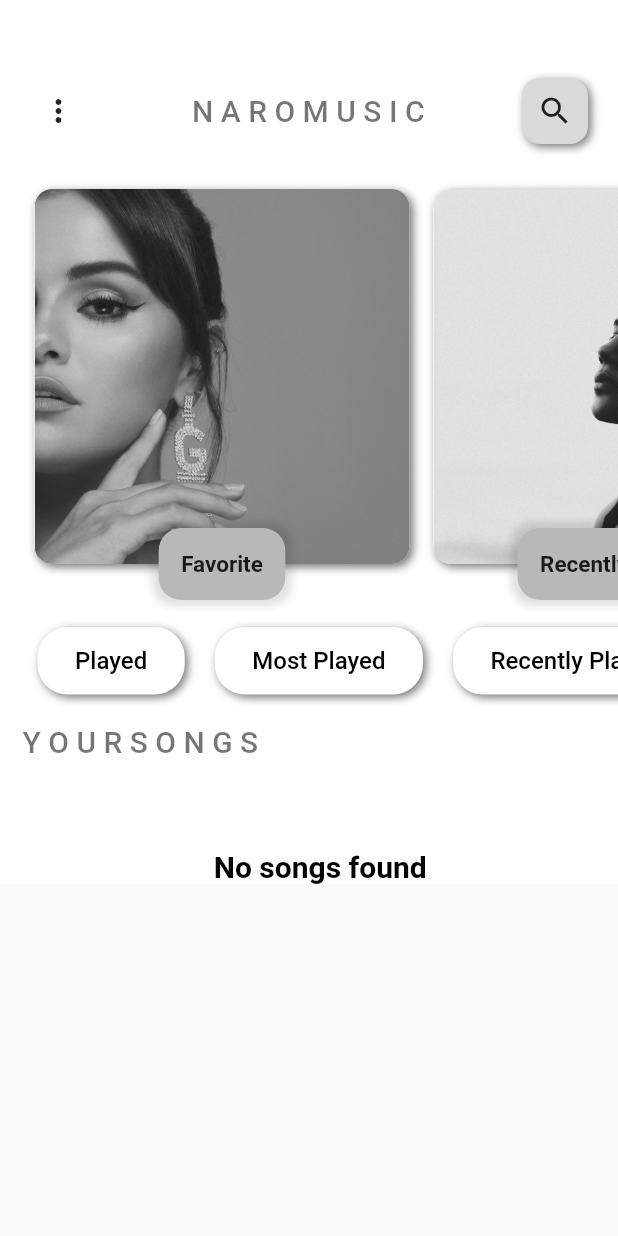
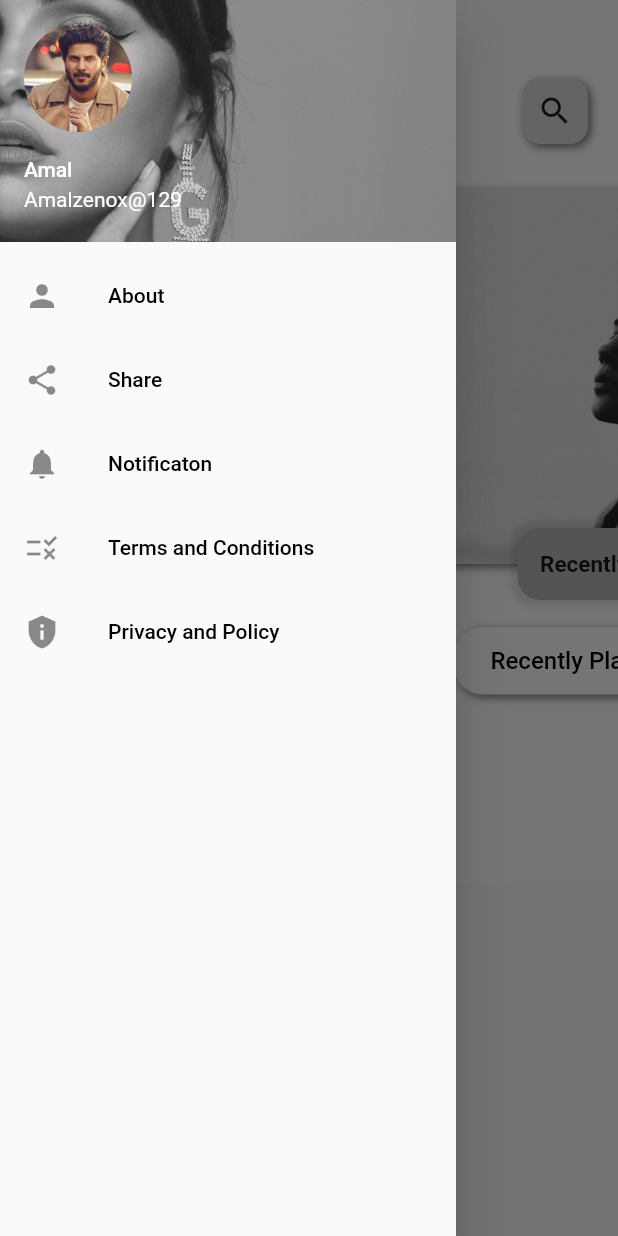
Before and after one commit to AmalNaroth/Naro-Music, a Flutter app: the homescreen screen opened directly, with the side drawer open (before the commit the screen has no drawer), on a phone screen of 412 x 824 dp. Run offline on Flutter 3.47's test engine with Material 2 defaults, Android fonts, the phone set to English and light mode, and no system bars; drawn by our look-alikes of flutter_neumorphic; our stand-ins replace assets_audio_player, get, google_nav_bar, hive_flutter, on_audio_query, percent_indicator and 4 more; accounts and stored records are empty.

Commit message:
complete drawer

```diff
--- a/lib/ui/bottom_navbarroot/bottomNavBar.dart
+++ b/lib/ui/bottom_navbarroot/bottomNavBar.dart
@@ -4,6 +4,7 @@ import 'package:naromusic/ui/home_page/home_screen.dart';
 import 'package:naromusic/ui/playlist_page/yourlibrary.dart';
 import 'package:naromusic/ui/search_page/search_screen.dart';
 import 'package:naromusic/ui/settings_page/settings_screen.dart';
+
 
 class mainscreen extends StatefulWidget {
   const mainscreen({super.key});
@@ -16,7 +17,6 @@ class _mainscreenState extends State<mainscreen> {
   int index=0;
   @override
   Widget build(BuildContext context) {
-
     List routes=[
       homescreen(),
       playlist_screen(),
--- /dev/null
+++ b/lib/ui/bottom_navbarroot/drawer.dart
@@ -0,0 +1,58 @@
+// only drawer
+import 'package:flutter/material.dart';
+
+class drawerlist extends StatefulWidget {
+  const drawerlist({super.key});
+
+  @override
+  State<drawerlist> createState() => _drawerlistState();
+}
+
+class _drawerlistState extends State<drawerlist> {
+  @override
+  Widget build(BuildContext context) {
+    return Drawer(
+      child: ListView(
+        padding: EdgeInsets.zero,
+        children: [
+          UserAccountsDrawerHeader(accountName: Text("Amal"), accountEmail: Text("Amalzenox@129"),
+          currentAccountPicture: CircleAvatar(
+            backgroundColor: Colors.grey,
+            backgroundImage: AssetImage("assets/images/dq.jpg"),
+          ),
+          decoration: BoxDecoration(
+            color: Colors.grey,
+            image: DecorationImage(image: AssetImage("assets/images/bgimage2.jpg",),fit: BoxFit.cover)
+          ),
+          ),
+          ListTile(
+            leading: Icon(Icons.person),
+            title: Text("About"),
+            onTap: (){},
+          ),
+          ListTile(
+            leading: Icon(Icons.share),
+            title: Text("Share"),
+            onTap: (){},
+          ),
+          ListTile(
+            leading: Icon(Icons.notifications),
+            title: Text("Notificaton"),
+            onTap: (){},
+          ),
+          ListTile(
+            leading: Icon(Icons.rule),
+            title: Text("Terms and Conditions"),
+            onTap: (){},
+          ),
+          ListTile(
+            leading: Icon(Icons.privacy_tip),
+            title: Text("Privacy and Policy"),
+            onTap: (){},
+          )
+        ],
+      ),
+
+    );
+  }
+} //**drwer */
--- a/lib/ui/home_page/home_screen.dart
+++ b/lib/ui/home_page/home_screen.dart
@@ -4,6 +4,8 @@ import 'package:flutter_neumorphic/flutter_neumorphic.dart';
 import 'package:naromusic/db/db_List/songNotifierList.dart';
 import 'package:naromusic/db/functions/db_functions.dart';
 import 'package:naromusic/db/models/songsmodel.dart';
+import 'package:naromusic/ui/bottom_navbarroot/bottomNavBar.dart';
+import 'package:naromusic/ui/bottom_navbarroot/drawer.dart';
 import 'package:naromusic/ui/controllers/player_controller.dart';
 import 'package:naromusic/ui/nowPlaying/nowplayingscreen.dart';
 import 'package:naromusic/widgets/allwidget.dart';
@@ -165,6 +167,7 @@ class _homescreenState extends State<homescreen> {
             ),
           ),
         ),
+        drawer: drawerlist()
       ),
     ),
     );
```
Also changed, not shown: lib/ui/search_page/search_screen.dart (+16 -2 lines), lib/widgets/allwidget.dart (+24 -25 lines).
